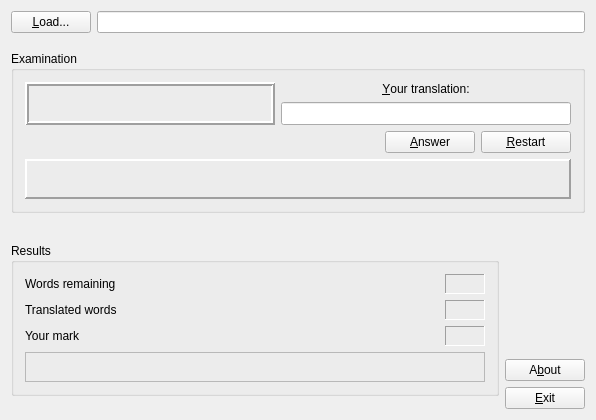
Old version of the form window.ui in the repository olgerd27/words_teacher.
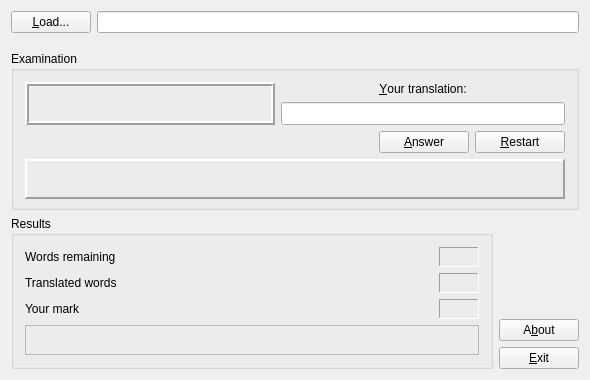
New version of the form. Custom widgets are drawn as their Qt base class.

Patch:
```diff
--- a/window.ui
+++ b/window.ui
@@ -6,8 +6,8 @@
    <rect>
     <x>0</x>
     <y>0</y>
-    <width>596</width>
-    <height>420</height>
+    <width>590</width>
+    <height>380</height>
    </rect>
   </property>
   <property name="sizePolicy">
@@ -19,13 +19,13 @@
   <property name="minimumSize">
    <size>
     <width>0</width>
-    <height>420</height>
+    <height>380</height>
    </size>
   </property>
   <property name="maximumSize">
    <size>
-    <width>650</width>
-    <height>420</height>
+    <width>800</width>
+    <height>380</height>
    </size>
   </property>
   <property name="windowTitle">
@@ -277,26 +277,23 @@
      </layout>
     </widget>
    </item>
-   <item>
-    <spacer name="verticalSpacer_2">
-     <property name="orientation">
-      <enum>Qt::Vertical</enum>
-     </property>
-     <property name="sizeType">
-      <enum>QSizePolicy::Fixed</enum>
-     </property>
-     <property name="sizeHint" stdset="0">
-      <size>
-       <width>20</width>
-       <height>12</height>
-      </size>
-     </property>
-    </spacer>
-   </item>
    <item>
     <layout class="QHBoxLayout" name="horizontalLayout_2">
      <item>
       <layout class="QVBoxLayout" name="verticalLayout">
+       <item>
+        <spacer name="verticalSpacer_3">
+         <property name="orientation">
+          <enum>Qt::Vertical</enum>
+         </property>
+         <property name="sizeHint" stdset="0">
+          <size>
+           <width>20</width>
+           <height>20</height>
+          </size>
+         </property>
+        </spacer>
+       </item>
        <item>
         <widget class="QGroupBox" name="m_gbResults">
          <property name="sizePolicy">
```
